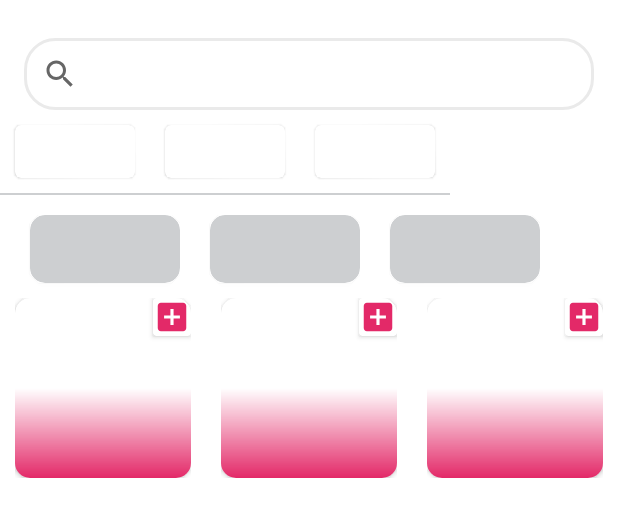
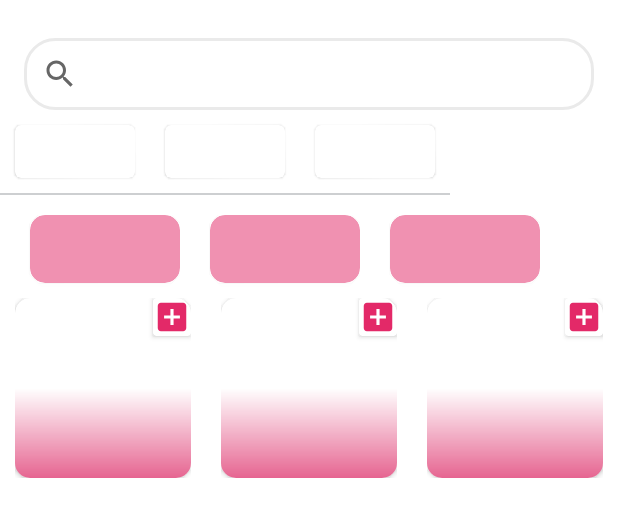
Before and after one commit to dilekdilsahozkan/IsteGelsin, an Android app: the layout activity_main.xml on its own in the app's theme, with its tools: preview values and no code run, on a phone screen of 412 x 824 dp. Shown: the top 517 px of the screen. Run offline under Robolectric (Android 15) with nearby library versions, the phone set to English and light mode, and no system bars.

```diff
--- a/app/src/main/java/com/example/istegelsin/di/CategoryDI.kt
+++ b/app/src/main/java/com/example/istegelsin/di/CategoryDI.kt
@@ -4,7 +4,7 @@ import com.example.istegelsin.data.remote.AllAPI
 import com.example.istegelsin.data.repository.CategoryRepository
 import com.example.istegelsin.data.repository.CategoryRepositoryImpl
 import com.example.istegelsin.domain.AllUseCase
-import com.example.istegelsin.presentation.category.CategoryViewModel
+import com.example.istegelsin.presentation.CategoryViewModel
 import okhttp3.OkHttpClient
 import okhttp3.logging.HttpLoggingInterceptor
 import org.koin.androidx.viewmodel.dsl.viewModel
--- a/app/src/main/java/com/example/istegelsin/presentation/category/CategoryViewModel.kt
+++ b/app/src/main/java/com/example/istegelsin/presentation/AllViewModel.kt
@@ -1,8 +1,7 @@
-package com.example.istegelsin.presentation.category
+package com.example.istegelsin.presentation
 
 import androidx.lifecycle.ViewModel
 import androidx.lifecycle.viewModelScope
-import com.example.istegelsin.data.local.entity.CategoryEntity
 import com.example.istegelsin.domain.AllUseCase
 import com.example.istegelsin.domain.BaseResult
 import com.example.istegelsin.domain.Categories
--- /dev/null
+++ b/app/src/main/res/drawable/ic_delete.xml
@@ -0,0 +1,5 @@
+<vector android:height="24dp" android:tint="#E32968"
+    android:viewportHeight="24" android:viewportWidth="24"
+    android:width="24dp" xmlns:android="http://schemas.android.com/apk/res/android">
+    <path android:fillColor="@android:color/white" android:pathData="M6,19c0,1.1 0.9,2 2,2h8c1.1,0 2,-0.9 2,-2V7H6v12zM19,4h-3.5l-1,-1h-5l-1,1H5v2h14V4z"/>
+</vector>
--- /dev/null
+++ b/app/src/main/res/drawable/ic_minus.xml
@@ -0,0 +1,5 @@
+<vector android:height="24dp" android:tint="#E32968"
+    android:viewportHeight="24" android:viewportWidth="24"
+    android:width="24dp" xmlns:android="http://schemas.android.com/apk/res/android">
+    <path android:fillColor="@android:color/white" android:pathData="M19,13H5v-2h14v2z"/>
+</vector>
--- /dev/null
+++ b/app/src/main/res/drawable/ic_plus.xml
@@ -0,0 +1,5 @@
+<vector android:height="24dp" android:tint="#E32968"
+    android:viewportHeight="24" android:viewportWidth="24"
+    android:width="24dp" xmlns:android="http://schemas.android.com/apk/res/android">
+    <path android:fillColor="@android:color/white" android:pathData="M19,13h-6v6h-2v-6H5v-2h6V5h2v6h6v2z"/>
+</vector>
--- a/app/src/main/res/drawable/product_background.xml
+++ b/app/src/main/res/drawable/product_background.xml
@@ -4,7 +4,7 @@
     xmlns:android = "http://schemas.android.com/apk/res/android" >
 
     <gradient
-        android:startColor = "#E32968"
+        android:startColor = "#E66591"
         android:endColor = "#00D6CCCC"
         android:angle = "90"
         android:type = "linear"/>
--- a/app/src/main/res/layout/home_card_view.xml
+++ b/app/src/main/res/layout/home_card_view.xml
@@ -64,6 +64,55 @@
             </androidx.cardview.widget.CardView>
 
 
+            <com.google.android.material.card.MaterialCardView
+                android:id="@+id/cardviewAddDelete"
+                android:layout_width="80dp"
+                android:layout_height="30dp"
+                android:layout_marginStart="38dp"
+                android:layout_marginTop="1dp"
+                android:backgroundTint="@color/white"
+                android:visibility="invisible">
+
+                <ImageView
+                    android:id="@+id/cardViewMinus"
+                    android:layout_width="25dp"
+                    android:layout_height="25dp"
+                    android:layout_marginStart="5dp"
+                    android:layout_marginTop="2dp"
+                    android:background="@color/white"
+                    android:src="@drawable/ic_minus"
+                    android:visibility="invisible" />
+
+                <ImageView
+                    android:id="@+id/cardViewDelete"
+                    android:layout_width="25dp"
+                    android:layout_height="25dp"
+                    android:layout_marginStart="5dp"
+                    android:layout_marginTop="2dp"
+                    android:background="@color/white"
+                    android:src="@drawable/ic_delete" />
+
+                <TextView
+                    android:id="@+id/cardViewCount"
+                    android:layout_width="wrap_content"
+                    android:layout_height="wrap_content"
+                    android:layout_marginStart="35dp"
+                    android:text="1"
+                    android:textColor="@color/pinkDark"
+                    android:textSize="20sp"
+                    android:textStyle="bold" />
+
+                <ImageView
+                    android:id="@+id/cardViewPlus"
+                    android:layout_width="25dp"
+                    android:layout_height="25dp"
+                    android:layout_marginStart="50dp"
+                    android:layout_marginTop="2dp"
+                    android:background="@color/white"
+                    android:src="@drawable/ic_plus" />
+
+            </com.google.android.material.card.MaterialCardView>
+
             <LinearLayout
                 android:layout_width="match_parent"
                 android:layout_height="wrap_content"
@@ -75,7 +124,9 @@
                     android:layout_height="wrap_content"
                     android:textColor="@color/white"
                     android:textSize="14sp"
-                    android:layout_marginStart="5dp"
+                    android:layout_marginStart="3dp"
+                    android:layout_marginEnd="3dp"
+                    android:layout_gravity="center"
                     android:text="@{products.name}"/>
 
                 <LinearLayout
@@ -99,5 +150,6 @@
 
         </androidx.cardview.widget.CardView>
 
+
     </LinearLayout>
 </layout>
--- a/app/src/main/res/layout/home_category_two.xml
+++ b/app/src/main/res/layout/home_category_two.xml
@@ -17,7 +17,7 @@
             android:layout_marginStart="20dp"
             android:layout_marginEnd="10dp"
             app:cardCornerRadius="10dp"
-            android:backgroundTint="@color/divider"
+            android:backgroundTint="@color/pink"
             android:layout_height="45dp"
             android:id="@+id/searchCategoryTwo">
 
@@ -28,6 +28,8 @@
                 android:textColor="@color/black"
                 android:textSize="14sp"
                 android:layout_marginStart="4dp"
+                android:layout_marginEnd="4dp"
+                android:gravity="center"
                 android:id="@+id/category_two_name"
                 android:text="@{categoryTwo.name}"
                 android:fontFamily="@font/opensans_bold"
--- a/app/src/main/res/values/colors.xml
+++ b/app/src/main/res/values/colors.xml
@@ -1,13 +1,15 @@
 <?xml version="1.0" encoding="utf-8"?>
 <resources>
     <color name="purple_200">#FFBB86FC</color>
-    <color name="purple_500">#FF6200EE</color>
-    <color name="purple_700">#FF3700B3</color>
+    <color name="purple_500">#E32968</color>
+    <color name="purple_700">#E32968</color>
     <color name="teal_200">#FF03DAC5</color>
     <color name="teal_700">#FF018786</color>
     <color name="black">#FF000000</color>
     <color name="white">#FFFFFFFF</color>
 
     <color name="search">#EAEAEA</color>
+    <color name="pink">#F091B1</color>
     <color name="divider">#CDCFD1</color>
+    <color name="pinkDark">#E32968</color>
 </resources>
--- a/app/src/main/res/values/strings.xml
+++ b/app/src/main/res/values/strings.xml
@@ -1,3 +1,3 @@
 <resources>
-    <string name="app_name">IsteGelsin</string>
+    <string name="app_name">Iste Gelsin</string>
 </resources>
```
Also changed, not shown: app/src/main/java/com/example/istegelsin/MainActivity.kt (+15 -4 lines), app/src/main/java/com/example/istegelsin/presentation/category/CategoryAdapter.kt (deleted, +0 -52 lines), app/src/main/java/com/example/istegelsin/presentation/category/CategoryAdapterViewHolder.kt (deleted, +0 -13 lines), app/src/main/java/com/example/istegelsin/presentation/product/ProductAdapter.kt (+49 -1 lines), app/src/main/res/drawable/dana.jpg (deleted).
